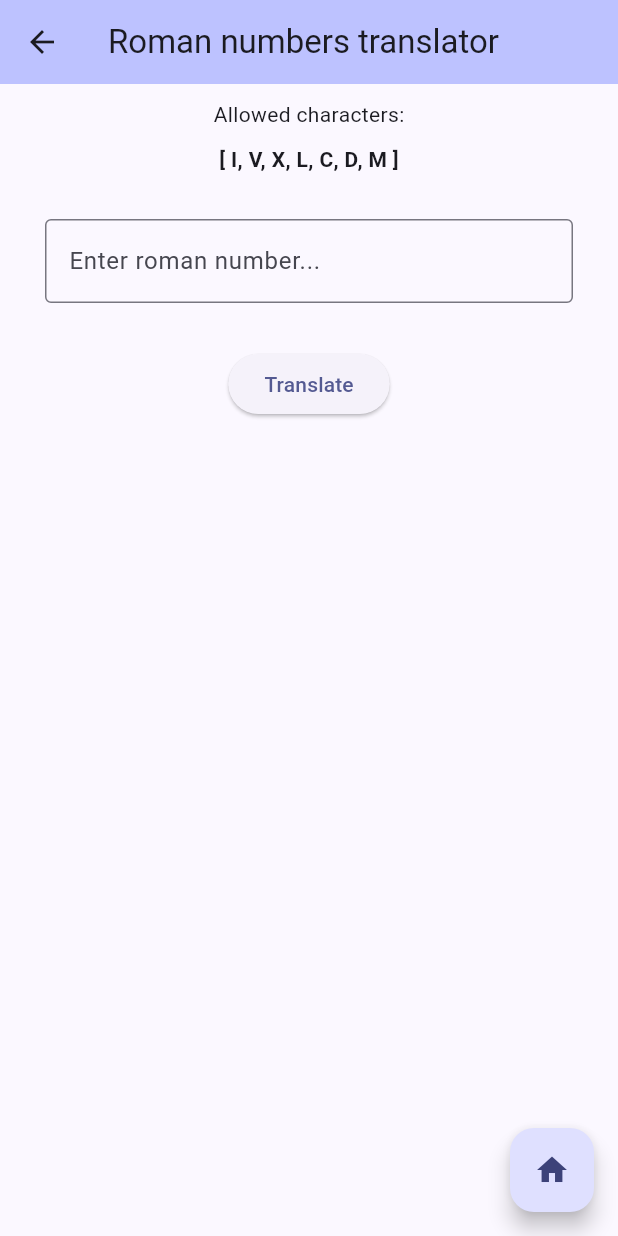
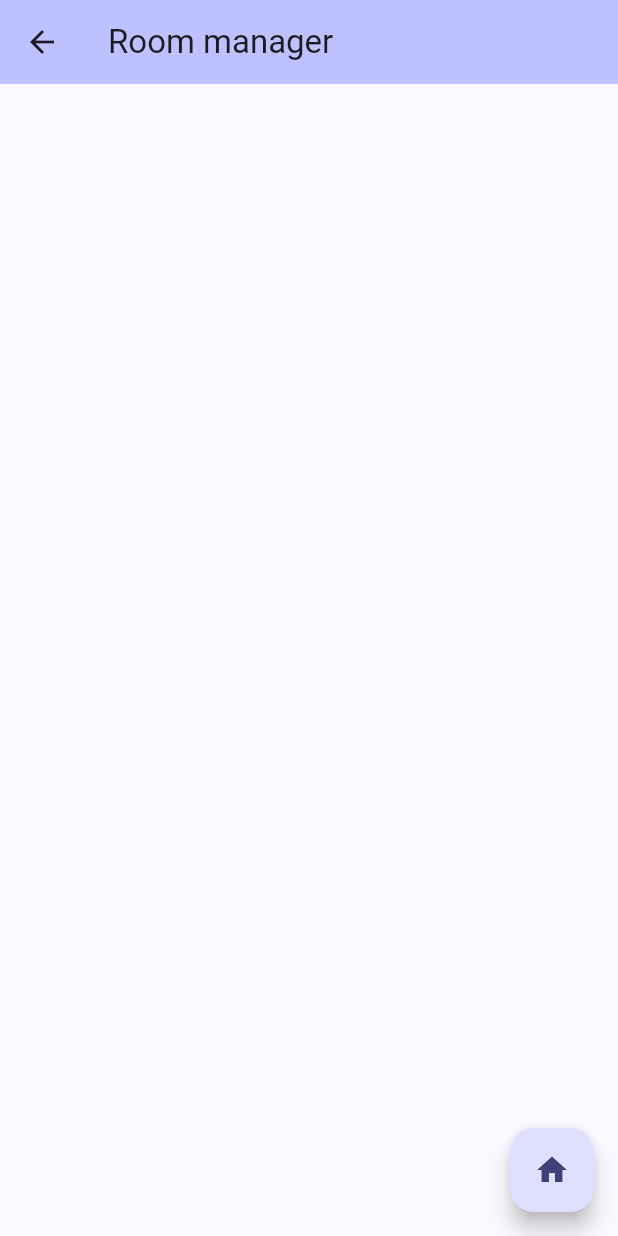
Before and after one commit to CyberDano/flutter_exercises, a Flutter app: the screen it shows after launch, after a tap on "Room manager", on a phone screen of 412 x 824 dp. Run offline on Flutter 3.47's test engine with Material 3 defaults, Android fonts, the phone set to English and light mode, and no system bars.

Commit message:
sixth exercise

```diff
--- a/lib/freeTimeCalculator.dart
+++ b/lib/freeTimeCalculator.dart
@@ -12,6 +12,7 @@ class FreeTimeCalc extends StatefulWidget {
 
 /* Screen build */
 class _FreeTimeCalcScreenState extends State<FreeTimeCalc> {
+  /* Como mejora: ajustar de forma dinámica las horas para no superar las 24 horas en total */
   double _currentAgeValue = 20;
   double _currentSleepValue = 8;
   double _currentWorkValue = 8;
--- a/lib/main.dart
+++ b/lib/main.dart
@@ -3,6 +3,7 @@ import 'package:flutter_exercises/average.dart';
 import 'package:flutter_exercises/censorer.dart';
 import 'package:flutter_exercises/freeTimeCalculator.dart';
 import 'package:flutter_exercises/romanTranslate.dart';
+import 'package:flutter_exercises/roomManager.dart';
 import 'package:flutter_exercises/roulette.dart';
 
 void main() {
@@ -78,6 +79,13 @@ class _MyHomePageState extends State<MyHomePage> {
               builder: (context) =>
                   const FreeTimeCalc(title: "Free time calculator")));
     }
+    if (i == 6) {
+      /// Hides bad words (user input)
+      Navigator.push(
+          context,
+          MaterialPageRoute(
+              builder: (context) => const RoomManager(title: "Room manager")));
+    }
   }
 
   @override
@@ -127,7 +135,7 @@ class _MyHomePageState extends State<MyHomePage> {
                   child: const Text("Free time calculator"),
                 ),
                 TextButton(
-                  onPressed: () => GoToScreen(4),
+                  onPressed: () => GoToScreen(6),
                   child: const Text("Room manager"),
                 ),
               ],
--- /dev/null
+++ b/lib/roomManager.dart
@@ -0,0 +1,30 @@
+import 'package:flutter/material.dart';
+import 'package:flutter_exercises/main.dart';
+
+/* Class */
+class RoomManager extends StatefulWidget {
+  const RoomManager({super.key, required this.title});
+  final String title;
+
+  @override
+  State<RoomManager> createState() => _RoomManagerScreenState();
+}
+
+/* Screen build */
+class _RoomManagerScreenState extends State<RoomManager> {
+  @override
+  Widget build(BuildContext context) {
+    return Scaffold(
+      appBar: AppBar(
+        backgroundColor: Theme.of(context).colorScheme.inversePrimary,
+        title: Text(widget.title),
+      ),
+      body: const Column(
+        children: <Widget>[
+          Padding(padding: EdgeInsets.all(10), child: Text('')),
+        ],
+      ),
+      floatingActionButton: Method.goToHome(context),
+    );
+  }
+}
```
